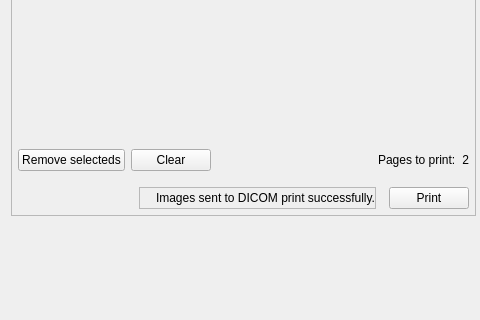
Above: starviewer/src/extensions/main/dicomprint/qdicomprintextensionbase.ui from starviewer-medical/starviewer before the change; both pictures show x 0 to 480 and y 598 to 918 of the 930 by 1008 pixel window. Below: the same form after it.
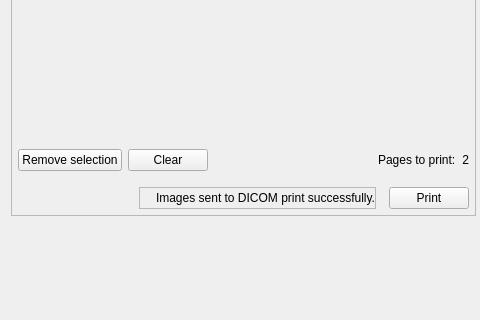
That is the form after the change. Icons and pictures are not drawn. Custom widgets are drawn as their Qt base class.

Patch:
```diff
--- a/starviewer/src/extensions/main/dicomprint/qdicomprintextensionbase.ui
+++ b/starviewer/src/extensions/main/dicomprint/qdicomprintextensionbase.ui
@@ -650,7 +650,7 @@
           <item>
            <widget class="QPushButton" name="m_removeSelectedDICOMImagesSelectionToPrintButton">
             <property name="text">
-             <string>Remove selecteds</string>
+             <string>Remove selection</string>
             </property>
            </widget>
           </item>
```
Left out of the diff: 1 changed line with no effect on the pictures.
